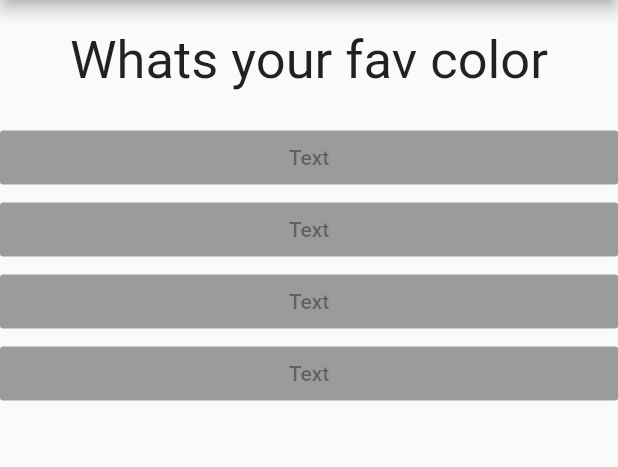
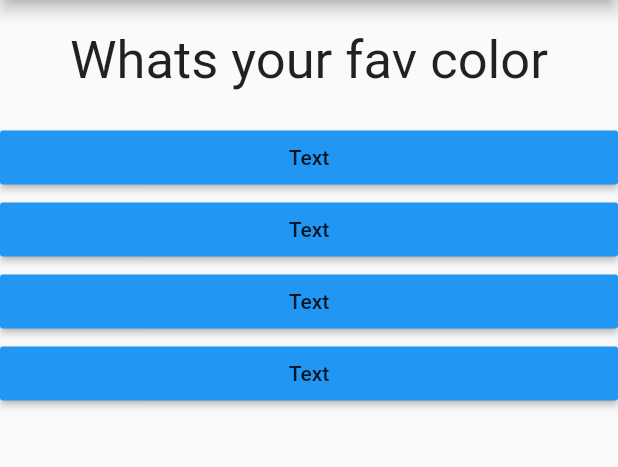
Before and after one commit to touhid-jisan/flutter-apps, a Flutter app: the screen it shows after launch, on a phone screen of 412 x 824 dp, the part 84-551 px from its top. Run offline on Flutter 3.47's test engine with Material 2 defaults, Android fonts, the phone set to English and light mode, and no system bars.

```diff
--- a/quiz_app/lib/answer.dart
+++ b/quiz_app/lib/answer.dart
@@ -1,6 +1,9 @@
 import 'package:flutter/material.dart';
 
 class Answer extends StatelessWidget {
+
+  final Function selectHandler;
+  Answer(this.selectHandler);
   @override
   Widget build(BuildContext context) {
     return Container(
@@ -8,7 +11,7 @@ class Answer extends StatelessWidget {
       child: RaisedButton(
         color: Colors.blue,
         child: Text('Text'),
-        onPressed: null
+        onPressed: selectHandler,
         ),
     );
   }
--- a/quiz_app/lib/main.dart
+++ b/quiz_app/lib/main.dart
@@ -31,11 +31,10 @@ class MyAppState extends State<MyApp> {
         body: Column(
           children: <Widget>[
             Question(questions[index]),
-
-            Answer(),
-            Answer(),
-            Answer(),
-            Answer(),
+            Answer(answerQuestion),
+            Answer(answerQuestion),
+            Answer(answerQuestion),
+            Answer(answerQuestion),
           ],
         ),
       ),
```
